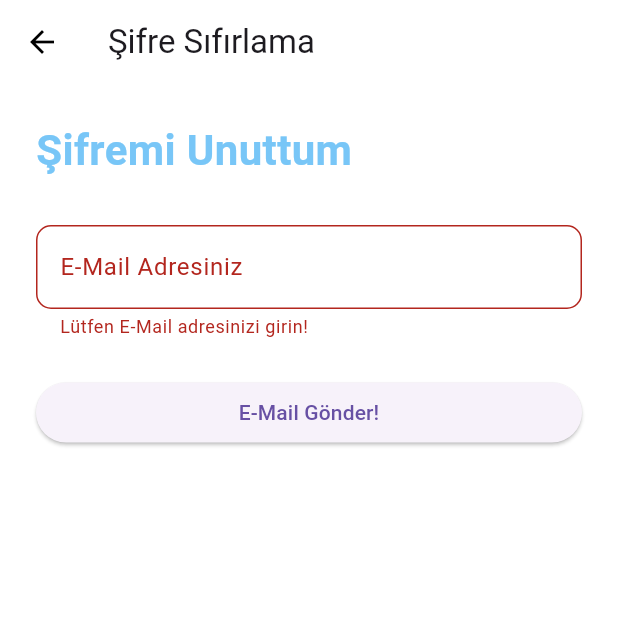
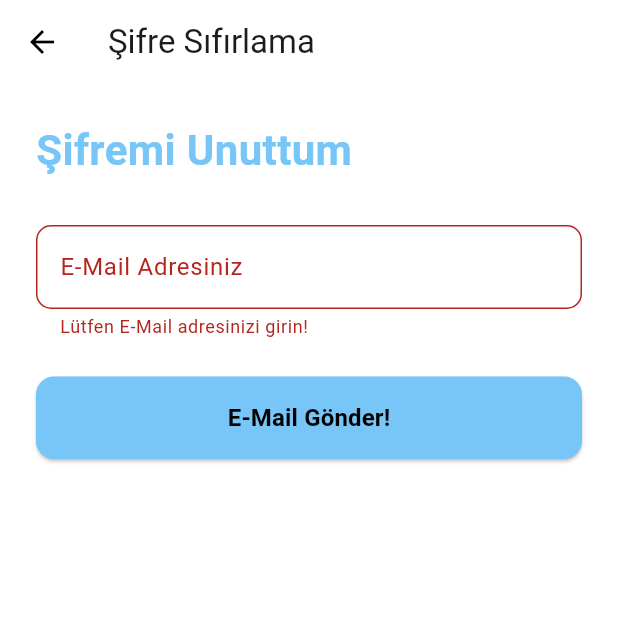
Before and after one commit to yurdagulcakiroglu/health_pet, a Flutter app: the ForgetPage screen opened directly, after a tap on "E-Mail Gönder!", on a phone screen of 412 x 824 dp, the top half of it. Run offline on Flutter 3.47's test engine with Material 3 defaults, Android fonts, the phone set to English and light mode, and no system bars; our stand-ins replace animate_do, cloud_firestore, firebase_auth, firebase_core, firebase_storage, flutter_dotenv and 11 more; accounts and stored records are empty; generated files the repository leaves out were written again.

Commit message:
modified:   android/app/src/main/AndroidManifest.xml 	new file:   android/build/reports/problems/problems-report.html 	modified:   lib/main.dart 	modified:   lib/providers/pet_profile_provider.dart 	modified:   lib/screens/create_pet_profile_screen.dart 	modified:   lib/screens/forget_page.dart 	deleted:    lib/screens/forget_password_screen.dart 	modified:   lib/screens/pet_detail_screen.dart 	modified:   lib/screens/signin_screen.dart 	modified:   lib/screens/signup_screen.dart 	modified:   lib/widgets/reminder_card.dart 	modified:   pubspec.lock

```diff
--- a/lib/screens/forget_page.dart
+++ b/lib/screens/forget_page.dart
@@ -1,5 +1,7 @@
+import 'package:firebase_auth/firebase_auth.dart';
 import 'package:flutter/material.dart';
-import 'forget_password_screen.dart';
+import 'package:health_pet/screens/signin_screen.dart';
+import 'package:health_pet/theme/app_colors.dart';
 
 class ForgetPage extends StatefulWidget {
   const ForgetPage({super.key});
@@ -12,25 +14,42 @@ class _ForgetPageState extends State<ForgetPage> {
   final _formKey = GlobalKey<FormState>();
   final TextEditingController _emailController = TextEditingController();
 
-  void _sendResetCode() {
+  void _sendResetCode() async {
     if (_formKey.currentState?.validate() ?? false) {
-      // Burada e-mail ile sıfırlama kodu gönderme işlemini ekleyebilirsiniz.
-      Navigator.push(
-        context,
-        MaterialPageRoute(
-          builder: (context) =>
-              ForgetPasswordScreen(email: _emailController.text),
-        ),
-      );
+      final email = _emailController.text.trim();
+
+      try {
+        await FirebaseAuth.instance.sendPasswordResetEmail(email: email);
+
+        ScaffoldMessenger.of(context).showSnackBar(
+          const SnackBar(content: Text('Şifre sıfırlama e-postası gönderildi')),
+        );
+
+        Navigator.of(context).pushReplacement(
+          MaterialPageRoute(builder: (context) => const SigninScreen()),
+        );
+      } on FirebaseAuthException catch (e) {
+        String message = 'Bir hata oluştu.';
+        if (e.code == 'user-not-found') {
+          message = 'Bu e-posta ile kayıtlı bir kullanıcı bulunamadı.';
+        } else if (e.code == 'invalid-email') {
+          message = 'Geçerli bir e-posta adresi girin.';
+        }
+
+        ScaffoldMessenger.of(
+          context,
+        ).showSnackBar(SnackBar(content: Text(message)));
+      }
     }
   }
 
   @override
   Widget build(BuildContext context) {
     return Scaffold(
+      backgroundColor: Colors.white,
       appBar: AppBar(
         title: const Text("Şifre Sıfırlama"),
-        leading: BackButton(color: Colors.black),
+        leading: const BackButton(color: Colors.black),
         backgroundColor: Colors.transparent,
         elevation: 0,
       ),
@@ -46,7 +65,7 @@ class _ForgetPageState extends State<ForgetPage> {
                 style: TextStyle(
                   fontSize: 28,
                   fontWeight: FontWeight.bold,
-                  color: Color(0xFF78C6F7),
+                  color: AppColors.secondaryColor, // secondaryColor
                 ),
               ),
               const SizedBox(height: 30),
@@ -71,7 +90,18 @@ class _ForgetPageState extends State<ForgetPage> {
                 width: double.infinity,
                 child: ElevatedButton(
                   onPressed: _sendResetCode,
-                  child: const Text('E-Mail Gönder!'),
+                  style: ElevatedButton.styleFrom(
+                    backgroundColor: AppColors.secondaryColor, // ✅ primaryColor
+                    foregroundColor: Colors.black, // Yazı rengi
+                    padding: const EdgeInsets.symmetric(vertical: 16),
+                    shape: RoundedRectangleBorder(
+                      borderRadius: BorderRadius.circular(12),
+                    ),
+                  ),
+                  child: const Text(
+                    'E-Mail Gönder!',
+                    style: TextStyle(fontSize: 16, fontWeight: FontWeight.bold),
+                  ),
                 ),
               ),
             ],
--- a/lib/screens/pet_detail_screen.dart
+++ b/lib/screens/pet_detail_screen.dart
@@ -173,8 +173,10 @@ class PetDetailsScreen extends ConsumerWidget {
           // Profil Fotoğrafı Güncelleme
           Center(
             child: ElevatedButton.icon(
-              onPressed: () =>
-                  ref.read(petProfileProvider.notifier).pickImage(),
+              onPressed: () => ref
+                  .read(petProfileProvider.notifier)
+                  .updateProfilePicture(petId),
+
               icon: const Icon(Icons.camera_alt),
               label: const Text('Profil Fotoğrafını Güncelle'),
             ),
--- a/lib/widgets/reminder_card.dart
+++ b/lib/widgets/reminder_card.dart
@@ -52,7 +52,7 @@ class ReminderCard extends StatelessWidget {
             ),
           ),
           title: Text(
-            '${pet['name']}\'in Klinik Randevusu',
+            '${pet['name']}\ için Klinik Randevusu',
             style: const TextStyle(
               fontWeight: FontWeight.bold,
               fontSize: 18,
```
Also changed, not shown: lib/main.dart (+7 -3 lines), lib/providers/pet_profile_provider.dart (+19 -0 lines), lib/screens/create_pet_profile_screen.dart (+11 -1 lines), lib/screens/forget_password_screen.dart (deleted, +0 -128 lines), lib/screens/signin_screen.dart (+33 -9 lines), lib/screens/signup_screen.dart (+8 -0 lines), pubspec.lock, 2 other files.
